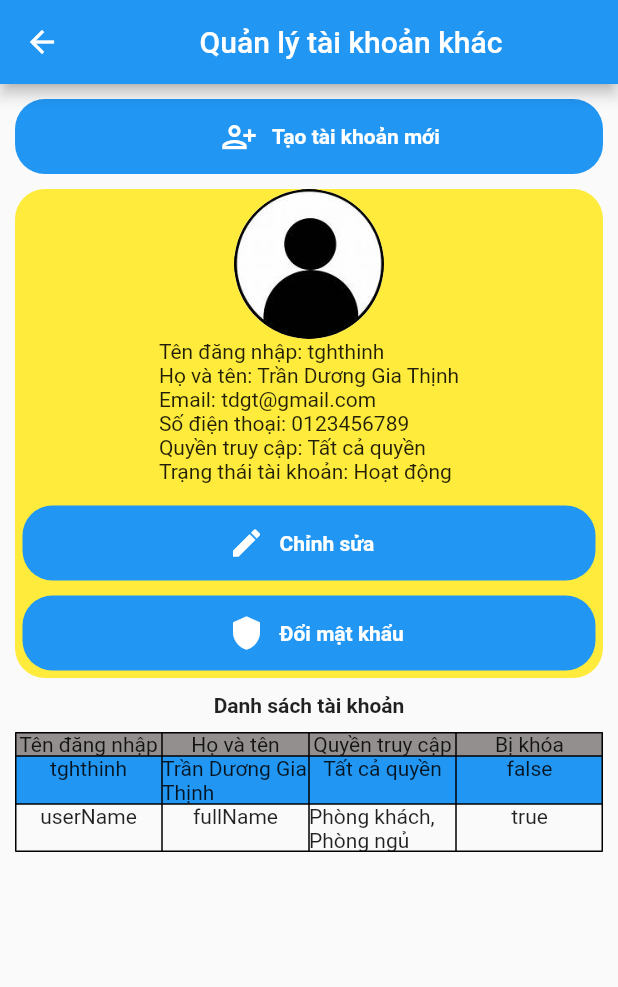
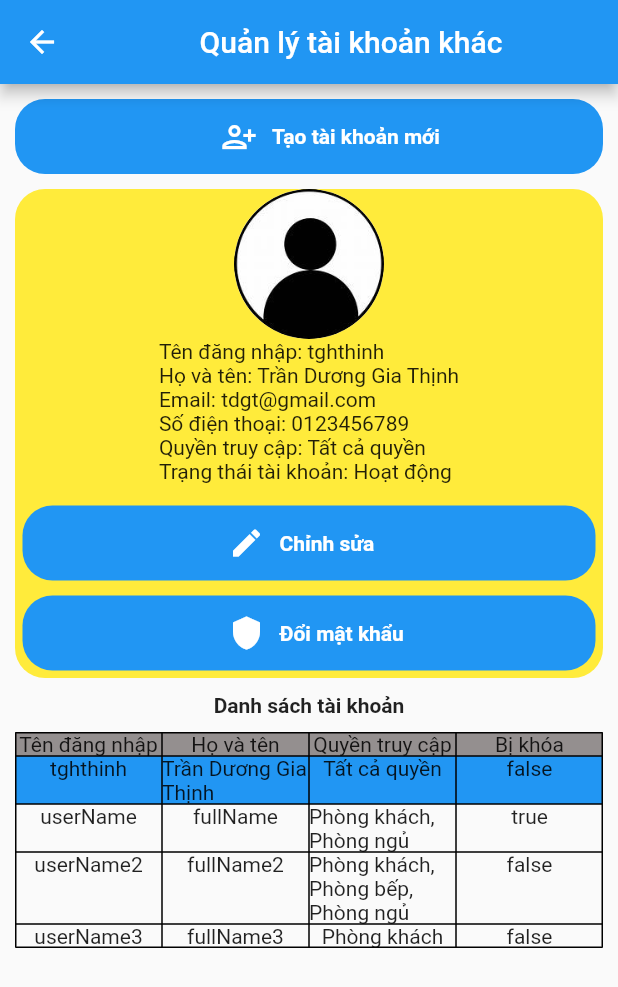
Before and after one commit to TranDuongGiaThinh/ProjectSmartHome, a Flutter app: the AccountsManagementScreen screen opened directly, after a tap on "tghthinh", on a phone screen of 412 x 824 dp. Shown: the top 987 px of the screen. Run offline on Flutter 3.47's test engine with Material 2 defaults, Android fonts, the light colour scheme and no system bars; accounts and stored records are empty.

Commit message:
add Server, update class User

```diff
--- a/lib/model/user.dart
+++ b/lib/model/user.dart
@@ -1,13 +1,17 @@
+import 'dart:convert';
 import 'dart:io';
 
 import 'package:flutter/services.dart';
 import 'package:smart_home/model/constants.dart';
 import 'package:smart_home/presenter/language_presenter.dart';
 
+import 'package:http/http.dart' as http;
+
 class User {
   late int? id;
   late Uint8List? image;
   late String userName;
+  String? password;
   late String fullName;
   late String email;
   late String phoneNumber;
@@ -40,6 +44,27 @@ class User {
     this.id = id ?? 0;
   }
 
+  factory User.fromJson(Map<String, dynamic> json) {
+    return User.info(
+      id: json['id'],
+      image: json['image'] != null
+          ? Uint8List.fromList(List<int>.from(json['image']))
+          : null,
+      userName: json['userName'],
+      fullName: json['fullName'],
+      email: json['email'],
+      phoneNumber: json['phoneNumber'],
+      permissions: [
+        json['accessLivingroom'],
+        json['accessKitchen'],
+        json['accessBedroom'],
+        json['accessToilet'],
+      ],
+      ishost: json['ishost'],
+      blocked: json['blocked'],
+    );
+  }
+
   User.copy(User user)
       : id = user.id,
         image = user.image,
@@ -51,22 +76,51 @@ class User {
         ishost = user.ishost,
         blocked = user.blocked;
 
-  static User getUserLogin(String userName) {
-    return User();//
+  static Map<String, dynamic> toJson(User user) {
+    return {
+      'image': user.image?.isNotEmpty ?? false ? user.image!.toList() : 'null',
+      'userName': user.userName,
+      'password': user.password!,
+      'fullName': user.fullName,
+      'email': user.email,
+      'phoneNumber': user.phoneNumber,
+      'accessLivingroom': user.permissions[Constants.livingRoom],
+      'accessKitchen': user.permissions[Constants.kitchen],
+      'accessBedroom': user.permissions[Constants.bedRoom],
+      'accessToilet': user.permissions[Constants.toilet],
+      'ishost': user.ishost,
+      'blocked': user.blocked,
+      'deleted': false
+    };
+  }
+
+  static Future<User?> getUserLogin(String userName) async {
+    final response =
+        await http.get(Uri.parse('https://your-api-endpoint/users/$userName'));
+
+    if (response.statusCode == 200) {
+      final Map<String, dynamic> userData = jsonDecode(response.body);
+      return User.fromJson(userData);
+    } else {
+      // ignore: avoid_print
+      print('Failed to load user: ${response.statusCode}');
+      return null;
+    }
   }
 
   static User getUserById(int id) {
-    return User();//
+    return User(); //
   }
 
-  static bool checkLogin(String userName, String password){
-    return true;//
+  static bool checkLogin(String userName, String password) {
+    return true; //
   }
 
   static List<User> getAllUser() {
     return [
       User(),
       User.info(
+        id: 2,
           image: null,
           userName: "userName",
           fullName: "fullName",
@@ -75,7 +129,27 @@ class User {
           permissions: [true, false, true, false],
           ishost: false,
           blocked: true),
-    ];//
+      User.info(
+        id:3,
+          image: null,
+          userName: "userName2",
+          fullName: "fullName2",
+          email: "email2",
+          phoneNumber: "phoneNumber2",
+          permissions: [true, true, true, false],
+          ishost: false,
+          blocked: false),
+      User.info(
+        id: 4,
+          image: null,
+          userName: "userName3",
+          fullName: "fullName3",
+          email: "email3",
+          phoneNumber: "phoneNumber3",
+          permissions: [true, false, false, false],
+          ishost: false,
+          blocked: false),
+    ];
   }
 
   static Uint8List convertImagePathToBytes(String imagePath) {
--- a/lib/view/build_user_info.dart
+++ b/lib/view/build_user_info.dart
@@ -156,7 +156,7 @@ class _BuildUserInfoState extends State<BuildUserInfo> {
                 action: () => setState(() {
                       isPasswordEditting = true;
                     })),
-            if (UserPresenter.userLogin.id != widget.user.id)
+            if (UserPresenter.userLogin!.id != widget.user.id)
               Column(
                 children: [
                   CustomButton(
@@ -201,7 +201,7 @@ class _BuildUserInfoState extends State<BuildUserInfo> {
         buildTextField("${LanguagePresenter.language.email}: ", email),
         buildTextField(
             "${LanguagePresenter.language.phoneNumber}: ", phoneNumber),
-        if (UserPresenter.userLogin.id != user.id) buildPermissionEditting(),
+        if (UserPresenter.userLogin!.id != user.id) buildPermissionEditting(),
         buildButtonSave()
       ])
     ]);
--- a/lib/view/setting_screen.dart
+++ b/lib/view/setting_screen.dart
@@ -36,7 +36,7 @@ class _SettingScreenState extends State<SettingScreen> {
   Widget build(BuildContext context) {
     return ListView(
       children: [
-        BuildUserInfo(iconButtonLogOut: true, user: UserPresenter.userLogin),
+        BuildUserInfo(iconButtonLogOut: true, user: UserPresenter.userLogin!),
         buildListButton()
       ],
     );
@@ -48,7 +48,7 @@ class _SettingScreenState extends State<SettingScreen> {
         child: Column(
           crossAxisAlignment: CrossAxisAlignment.center,
           children: [
-            if (UserPresenter.userLogin.ishost)
+            if (UserPresenter.userLogin!.ishost)
               CustomButton(
                   context: context,
                   icon: Icons.person,
```
Also changed, not shown: lib/presenter/user_presenter.dart (+7 -7 lines), package.json (added, +7 -0 lines), package-lock.json (added), 66 other files.
